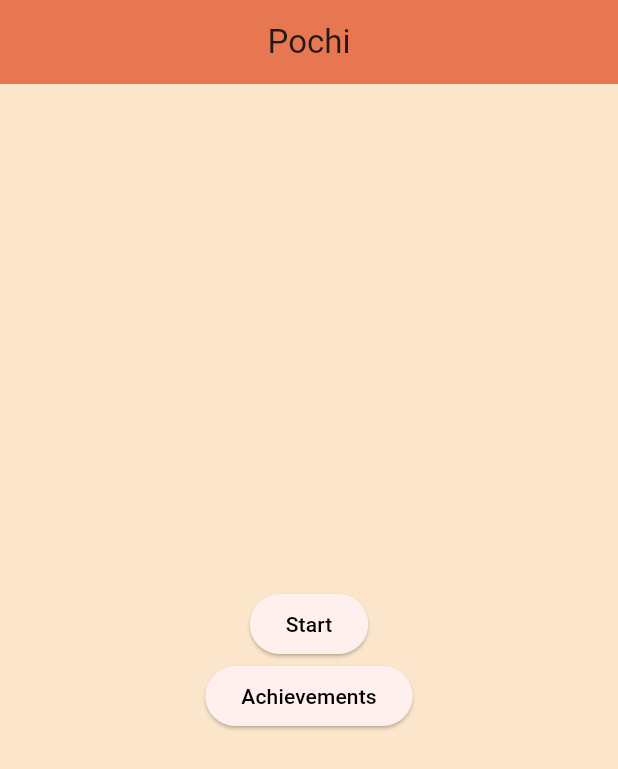
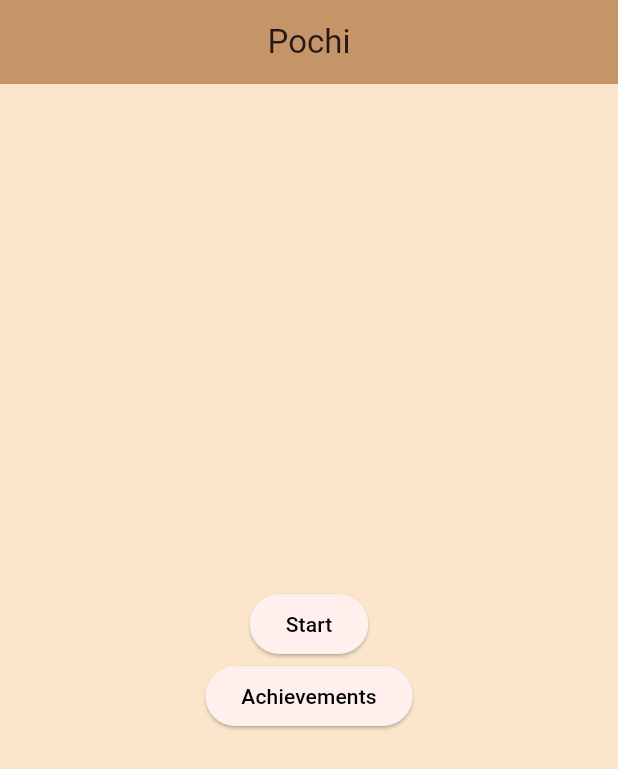
Before and after one commit to TangentMochi/pochi, a Flutter app: the screen it shows after launch, on a phone screen of 412 x 824 dp. Shown: the top 769 px of the screen. Run offline on Flutter 3.47's test engine with Material 3 defaults, Android fonts, the phone set to English and light mode, and no system bars; our stand-ins replace audioplayers, confetti, geolocator, google_fonts, google_maps_flutter, permission_handler and 1 more; missing offline and left inert: bottom_sheet_bar, flutter_config, flutter_google_map_polyline_point, flutter_overpass.

```diff
--- a/lib/main.dart
+++ b/lib/main.dart
@@ -19,6 +19,9 @@ class MyApp extends StatelessWidget {
     return MaterialApp(
       title: title,
       theme: ThemeData(
+        appBarTheme: AppBarTheme(
+          backgroundColor: Color.fromARGB(255, 197, 149, 105),
+        ),
         colorScheme: ColorScheme.fromSeed(
           seedColor: Color.fromARGB(255, 149, 60, 46),
           primary: Colors.black,
--- a/lib/views/achive.dart
+++ b/lib/views/achive.dart
@@ -50,7 +50,7 @@ class _MyAchiveState extends State<MyAchive> {
   Widget build(BuildContext context) {
     return Scaffold(
       appBar: AppBar(
-        backgroundColor: Color.fromARGB(250, 231, 117, 78),
+        // backgroundColor: Color.fromARGB(250, 231, 117, 78),
         title: Text(
           widget.title,
           style: GoogleFonts.roboto(textStyle: TextStyle(fontSize: 20)),
--- a/lib/views/route.dart
+++ b/lib/views/route.dart
@@ -139,7 +139,7 @@ class _RouteCreateState extends State<RouteCreate> {
     return Scaffold(
       appBar: AppBar(
         title: Text('Pochi'),
-        backgroundColor: Color.fromARGB(250, 231, 117, 78),
+        //backgroundColor: Color.fromARGB(250, 231, 117, 78),
       ),
       body: BottomSheetBar(
         willPopScope: true,
--- a/lib/views/startPage.dart
+++ b/lib/views/startPage.dart
@@ -25,11 +25,7 @@ class StartPageState extends State<StartPage> {
   @override
   Widget build(BuildContext context) {
     return Scaffold(
-      appBar: AppBar(
-        title: Text('Pochi'),
-        centerTitle: true,
-        backgroundColor: Color.fromARGB(250, 231, 117, 78),
-      ),
+      appBar: AppBar(title: Text('Pochi'), centerTitle: true),
       body: Center(
         child: Column(
           mainAxisAlignment: MainAxisAlignment.center,
```
Also changed, not shown: lib/views/map.dart (+15 -8 lines), lib/views/result.dart (+3 -6 lines).
